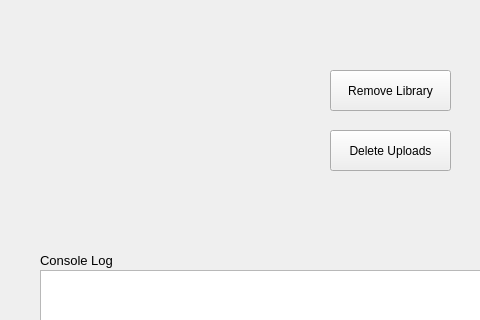
Old version of the form src/main/resources/main_window.ui in the repository apastel/ytmusic-deleter; both pictures show x 0 to 480 and y 0 to 320 of the 800 by 600 pixel window.
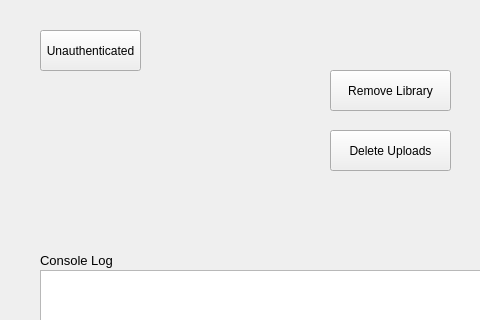
New version of the form.

Commit message: Beginning work on separate auth process

What changed in the file:
```diff
--- a/src/main/resources/main_window.ui
+++ b/src/main/resources/main_window.ui
@@ -78,6 +78,19 @@
      <string>Console Log</string>
     </property>
    </widget>
+   <widget class="QPushButton" name="authIndicator">
+    <property name="geometry">
+     <rect>
+      <x>40</x>
+      <y>30</y>
+      <width>101</width>
+      <height>41</height>
+     </rect>
+    </property>
+    <property name="text">
+     <string>Unauthenticated</string>
+    </property>
+   </widget>
   </widget>
   <widget class="QMenuBar" name="menubar">
    <property name="geometry">
```
The commit also changes 8 other files.
